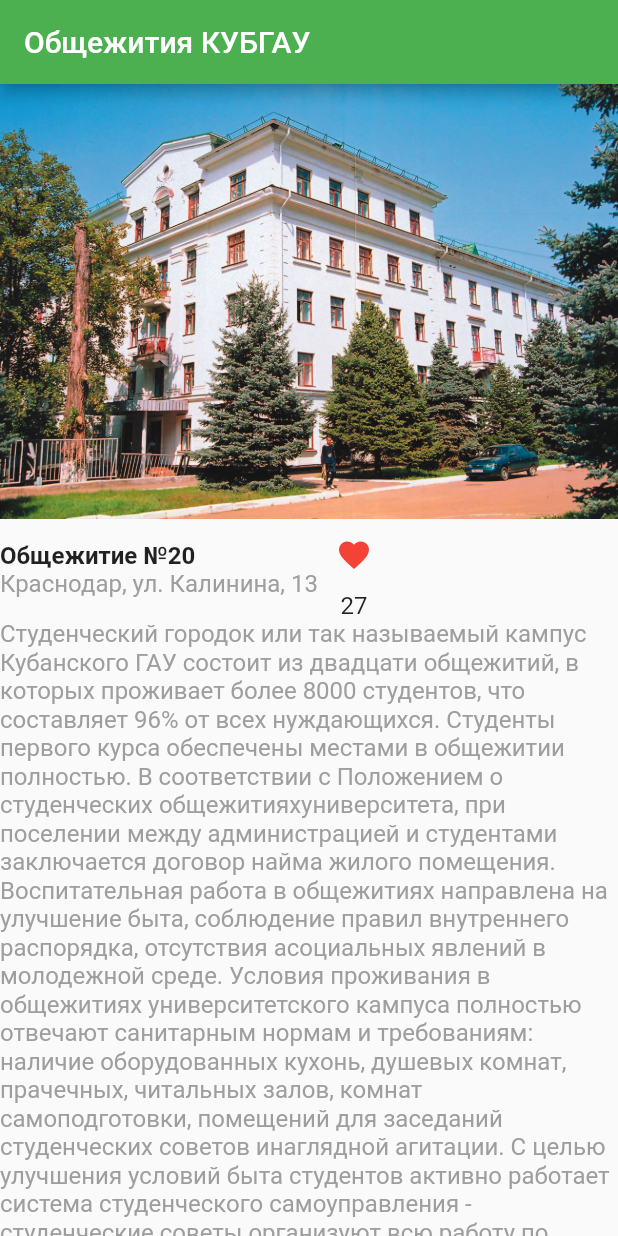
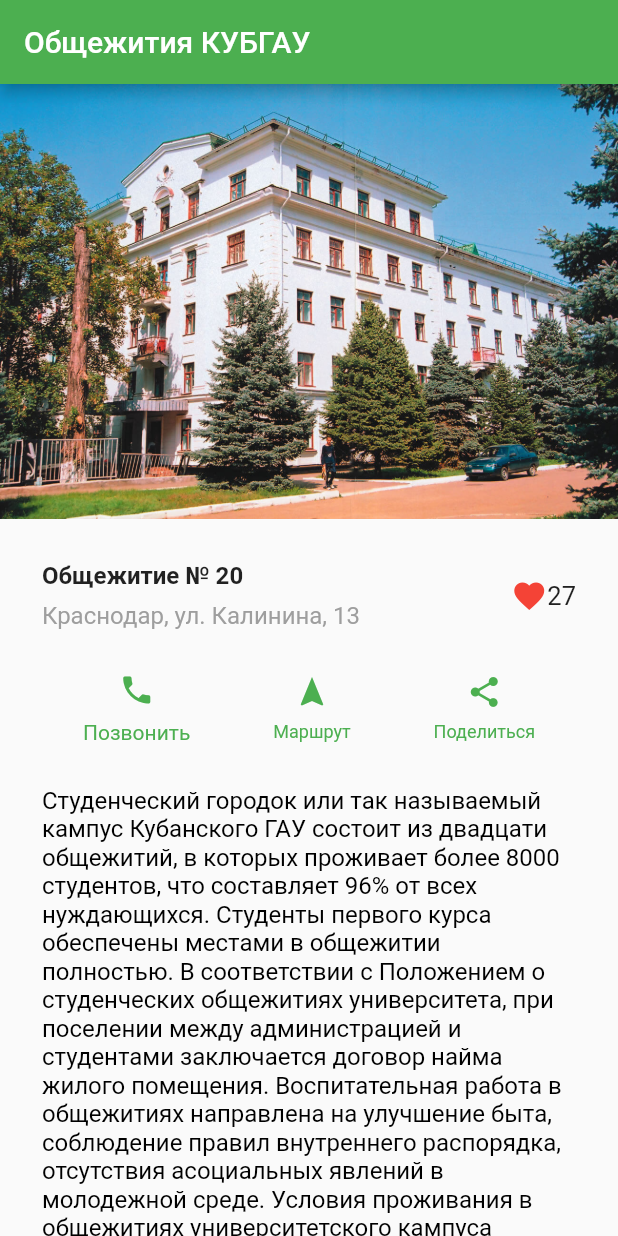
Before and after one commit to PolyaSt01/PI2001_STASENKO, a Flutter app: the screen it shows after launch, on a phone screen of 412 x 824 dp. Run offline on Flutter 3.47's test engine with Material 2 defaults, Android fonts, the phone set to English and light mode, and no system bars.

Commit message:
added buttons

```diff
--- a/lab4/lib/main.dart
+++ b/lab4/lib/main.dart
@@ -30,49 +30,124 @@ class MyHomePage extends StatefulWidget {
 
 class _MyHomePageState extends State<MyHomePage> {
 
-  var _descriptionOfTheHostel = Column(
-    mainAxisSize: MainAxisSize.max,
-    crossAxisAlignment: CrossAxisAlignment.start,
-    textBaseline: TextBaseline.alphabetic,
-    // textBaseline: TextBaseline.alphabetic,
-    children: const <Widget>[
-      Text(
-        'Общежитие №20',
-        style: TextStyle(fontWeight: FontWeight.bold, fontSize: 16,),
-        textAlign: TextAlign.left,
-        textDirection: TextDirection.ltr,
+  var _titleAndButton = Container(
+    padding: const EdgeInsets.all(28),
+    child: Row(
+      children:
+      [
+        Expanded(
+          child: Column(
+            crossAxisAlignment: CrossAxisAlignment.start,
+            children: [
+              Container(
+                padding: const EdgeInsets.only(bottom: 8),
+                child: const Text(
+                  'Общежитие № 20',
+                  style: TextStyle(fontWeight: FontWeight.bold, fontSize: 16),
+                ),
+              ),
+              Text(
+                'Краснодар, ул. Калинина, 13',
+                style: TextStyle(color: Colors.grey,fontSize: 16,),
+              ),
+            ],
+          ),
+        ),
+        Icon(
+          Icons.favorite,
+          color: Colors.red,
+        ),
+        const Text('27',
+        style: TextStyle(fontSize: 17),),
+      ],
+    ),
+  );
+
+  var _buttonCall = Column(
+    mainAxisSize: MainAxisSize.min,
+    mainAxisAlignment: MainAxisAlignment.center,
+    children: [
+      Icon(
+        Icons.phone,
+        color: Colors.green,
       ),
 
-      Text(
-        'Краснодар, ул. Калинина, 13',
-        style: TextStyle(fontSize: 16, color: Colors.grey,),
-        textAlign: TextAlign.left,
-        textDirection: TextDirection.ltr,
-      ),
+      Container(
+        margin: const EdgeInsets.only(top: 8),
+        child: Text(
+          'Позвонить',
+          style: TextStyle(fontSize: 14, fontWeight: FontWeight.w400,color: Colors.green),
+        ),
+      )
     ],
   );
 
-  var _buttonHeart = Column(
-    children: const <Widget>[
-      IconButton(
-        icon: const Icon(Icons.favorite, color: Colors.red,),
-        onPressed: null,
+  var _buttonPath = Column(
+    mainAxisSize: MainAxisSize.min,
+    mainAxisAlignment: MainAxisAlignment.center,
+    children: [
+      Icon(
+        Icons.navigation,
+        color: Colors.green,
       ),
-      Text('27',
-      style: TextStyle(fontSize: 16),
-      ),
+
+
+      Container(
+        margin: const EdgeInsets.only(top: 8),
+        child: Text(
+          'Маршрут',
+          style: TextStyle(fontSize: 12, fontWeight: FontWeight.w400,color: Colors.green),
+        ),
+      )
     ],
   );
 
+  var _buttonShare = Column(
+    mainAxisSize: MainAxisSize.min,
+    mainAxisAlignment: MainAxisAlignment.center,
+    children: [
+      Icon(
+        Icons.share,
+        color: Colors.green,
+      ),
+
+      Container(
+        margin: const EdgeInsets.only(top: 8),
+        child: Text(
+          'Поделиться',
+          style: TextStyle(fontSize: 12, fontWeight: FontWeight.w400,color: Colors.green),
+        ),
+      )
+    ],
+  );
+
+  var _descriptionOfTheHostel = Padding(
+    padding: EdgeInsets.all(28),
+    child: Text(
+      'Студенческий городок или так называемый кампус Кубанского ГАУ состоит из двадцати общежитий, в которых проживает более 8000 студентов, что составляет 96% от всех нуждающихся. Студенты первого курса обеспечены местами в общежитии полностью. В соответствии с Положением о студенческих общежитиях университета, при поселении между администрацией и студентами заключается договор найма жилого помещения. Воспитательная работа в общежитиях направлена на улучшение быта, соблюдение правил внутреннего распорядка, отсутствия асоциальных явлений в молодежной среде. Условия проживания в общежитиях университетского кампуса полностью отвечают санитарным нормам и требованиям: наличие оборудованных кухонь, душевых комнат, прачечных, читальных залов, комнат самоподготовки, помещений для заседаний студенческих советов и наглядной агитации. С целью улучшения условий быта студентов активно работает система студенческого самоуправления - студенческие советы организуют всю работу по самообслуживанию.',
+      style: TextStyle(fontSize: 16, color: Colors.black,),
+    ),
+  );
+
+
+  var _descriptionOfTheHostel = Padding(
+    padding: EdgeInsets.all(28),
+    child: Text(
+      'Студенческий городок или так называемый кампус Кубанского ГАУ состоит из двадцати общежитий, в которых проживает более 8000 студентов, что составляет 96% от всех нуждающихся. Студенты первого курса обеспечены местами в общежитии полностью. В соответствии с Положением о студенческих общежитиях университета, при поселении между администрацией и студентами заключается договор найма жилого помещения. Воспитательная работа в общежитиях направлена на улучшение быта, соблюдение правил внутреннего распорядка, отсутствия асоциальных явлений в молодежной среде. Условия проживания в общежитиях университетского кампуса полностью отвечают санитарным нормам и требованиям: наличие оборудованных кухонь, душевых комнат, прачечных, читальных залов, комнат самоподготовки, помещений для заседаний студенческих советов и наглядной агитации. С целью улучшения условий быта студентов активно работает система студенческого самоуправления - студенческие советы организуют всю работу по самообслуживанию.',
+      style: TextStyle(fontSize: 16, color: Colors.black,),
+    ),
+  );
 
 
   @override
   Widget build(BuildContext context) {
 
-    var _descriptionButton = Row(
-      children: <Widget>[
-        _descriptionOfTheHostel,
-        _buttonHeart,
+    var _buttons = Row(
+      mainAxisAlignment: MainAxisAlignment.spaceEvenly,
+      children: [
+          _buttonCall,
+          _buttonPath,
+          _buttonShare,
       ],
     );
 
@@ -82,159 +157,13 @@ class _MyHomePageState extends State<MyHomePage> {
       ),
 
     body: ListView(
-        // crossAxisAlignment: CrossAxisAlignment.start,
         children: [
           Image.asset('assets/images/15.jpg'),
-
-
-          _descriptionButton,
-
-          // descriptionOfTheHostel,
-          // buttonHeart,
-
-          const Text(
-          'Студенческий городок или так называемый кампус Кубанского ГАУ состоит из двадцати общежитий, в которых проживает более 8000 студентов, что составляет 96% от всех нуждающихся. Студенты первого курса обеспечены местами в общежитии полностью. В соответствии с Положением о студенческих общежитияхуниверситета, при поселении между администрацией и студентами заключается договор найма жилого помещения. Воспитательная работа в общежитиях направлена на улучшение быта, соблюдение правил внутреннего распорядка, отсутствия асоциальных явлений в молодежной среде. Условия проживания в общежитиях университетского кампуса полностью отвечают санитарным нормам и требованиям: наличие оборудованных кухонь, душевых комнат, прачечных, читальных залов, комнат самоподготовки, помещений для заседаний студенческих советов инаглядной агитации. С целью улучшения условий быта студентов активно работает система студенческого самоуправления - студенческие советы организуют всю работу по самообслуживанию.',
-          style: TextStyle(fontSize: 16, color: Colors.grey,),
-        ),
-
+          _titleAndButton,
+          _buttons,
+          _descriptionOfTheHostel,
         ],
       ),
-
-
-
-
-      // onPressed: () {
-      //   setState(() {
-      //     _volume += 10;
-      //   });
-      // },
-      // Text('Volume : $_volume'),
-
-
-      // body: Container(
-      //   child: Column(
-      //     mainAxisAlignment: MainAxisAlignment.start,
-      //     children: [
-      //       Image.asset('assets/images/15.jpg'),
-      //
-      //       Column(
-      //         children: [
-      //           descriptionOfTheHostel,
-      //
-      //           Icon(Icons.favorite, color: Colors.red,),
-      //           const Text('27'),
-      //
-      //         ],
-      //       ),
-      //
-      //
-      //       // const Text(
-      //       //   'Студенческий городок или так называемый кампус Кубанского ГАУ состоит из двадцати общежитий, в которых проживает более 8000 студентов, что составляет 96% от всех нуждающихся. Студенты первого курса обеспечены местами в общежитии полностью. В соответствии с Положением о студенческих общежитияхуниверситета, при поселении между администрацией и студентами заключается договор найма жилого помещения. Воспитательная работа в общежитиях направлена на улучшение быта, соблюдение правил внутреннего распорядка, отсутствия асоциальных явлений в молодежной среде. Условия проживания в общежитиях университетского кампуса полностью отвечают санитарным нормам и требованиям: наличие оборудованных кухонь, душевых комнат, прачечных, читальных залов, комнат самоподготовки, помещений для заседаний студенческих советов инаглядной агитации. С целью улучшения условий быта студентов активно работает система студенческого самоуправления - студенческие советы организуют всю работу по самообслуживанию.',
-      //       //   style: TextStyle(fontSize: 20, color: Colors.grey,),
-      //       // ),
-      //     ],
-      //   ),
-      // ),
-
-
-
-
-      // floatingActionButton: FloatingActionButton(
-      //   onPressed: _incrementCounter,
-      //   tooltip: 'Increment',
-      //   child: const Icon(Icons.add),
-      // ), // This trailing comma makes auto-formatting nicer for build methods.
-
     );
   }
 }
-
-
-
-
-// IconButton(
-// icon: const Icon(Icons.volume_up),
-// tooltip: 'Increase volume by 10',
-// onPressed: () {
-// setState(() {
-// _volume += 10;
-// });
-// },
-// ),
-// Text('Volume : $_volume'),
-
-
-// body: Container(
-// child: Column(
-// children: [
-// Image.asset('assets/images/15.jpg'),
-//
-// descriptionOfTheHostel,
-//
-// const Icon(Icons.favorite, color: Colors.red,),
-// const Text('27'),
-// ],
-//
-//
-//
-// // const Text(
-// //   'Студенческий городок или так называемый кампус Кубанского ГАУ состоит из двадцати общежитий, в которых проживает более 8000 студентов, что составляет 96% от всех нуждающихся. Студенты первого курса обеспечены местами в общежитии полностью. В соответствии с Положением о студенческих общежитияхуниверситета, при поселении между администрацией и студентами заключается договор найма жилого помещения. Воспитательная работа в общежитиях направлена на улучшение быта, соблюдение правил внутреннего распорядка, отсутствия асоциальных явлений в молодежной среде. Условия проживания в общежитиях университетского кампуса полностью отвечают санитарным нормам и требованиям: наличие оборудованных кухонь, душевых комнат, прачечных, читальных залов, комнат самоподготовки, помещений для заседаний студенческих советов инаглядной агитации. С целью улучшения условий быта студентов активно работает система студенческого самоуправления - студенческие советы организуют всю работу по самообслуживанию.',
-// //   style: TextStyle(fontSize: 20, color: Colors.grey,),
-// // ),
-// ),
-//
-//
-//
-// // body: Container(
-// //   child: Column(
-// //     mainAxisAlignment: MainAxisAlignment.start,
-// //     children: [
-// //       Image.asset('assets/images/15.jpg'),
-// //
-// //       Column(
-// //         children: [
-// //           descriptionOfTheHostel,
-// //
-// //           Icon(Icons.favorite, color: Colors.red,),
-// //           const Text('27'),
-// //
-// //         ],
-// //       ),
-// //
-// //
-// //       // const Text(
-// //       //   'Студенческий городок или так называемый кампус Кубанского ГАУ состоит из двадцати общежитий, в которых проживает более 8000 студентов, что составляет 96% от всех нуждающихся. Студенты первого курса обеспечены местами в общежитии полностью. В соответствии с Положением о студенческих общежитияхуниверситета, при поселении между администрацией и студентами заключается договор найма жилого помещения. Воспитательная работа в общежитиях направлена на улучшение быта, соблюдение правил внутреннего распорядка, отсутствия асоциальных явлений в молодежной среде. Условия проживания в общежитиях университетского кампуса полностью отвечают санитарным нормам и требованиям: наличие оборудованных кухонь, душевых комнат, прачечных, читальных залов, комнат самоподготовки, помещений для заседаний студенческих советов инаглядной агитации. С целью улучшения условий быта студентов активно работает система студенческого самоуправления - студенческие советы организуют всю работу по самообслуживанию.',
-// //       //   style: TextStyle(fontSize: 20, color: Colors.grey,),
-// //       // ),
-// //     ],
-// //   ),
-// // ),
-//
-//
-//
-//
-// // floatingActionButton: FloatingActionButton(
-// //   onPressed: _incrementCounter,
-// //   tooltip: 'Increment',
-// //   child: const Icon(Icons.add),
-// // ), // This trailing comma makes auto-formatting nicer for build methods.
-// ),
-
-
-
-// body: ListView(
-// children: [
-// Image.asset('assets/images/15.jpg'),
-// const Text(
-// 'Общежитие №20',
-// style: TextStyle(fontWeight: FontWeight.bold, fontSize: 16,),
-// textAlign: TextAlign.left,
-// ),
-//
-// const Text(
-// 'Краснодар, ул. Калинина, 13',
-// style: TextStyle(fontSize: 16, color: Colors.grey,),
-// textAlign: TextAlign.left,
-// ),
-// ],
-// ),
```
